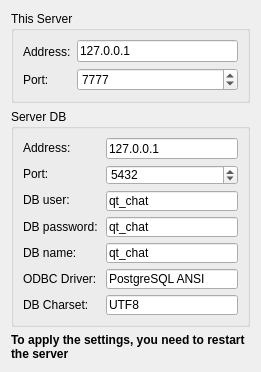
MaksMN/QTchat, file Server/ServerSettings/serversettings.ui: the form before one commit.
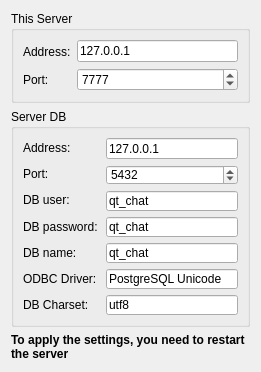
The form after the commit. Icons and pictures are not drawn.

Commit message: replacing msgbox with console output

Diff of the .ui file:
```diff
--- a/Server/ServerSettings/serversettings.ui
+++ b/Server/ServerSettings/serversettings.ui
@@ -7,7 +7,7 @@
     <x>0</x>
     <y>0</y>
     <width>261</width>
-    <height>344</height>
+    <height>366</height>
    </rect>
   </property>
   <property name="windowTitle">
@@ -195,14 +195,14 @@
           <item>
            <widget class="QLineEdit" name="db_odbc_driver">
             <property name="text">
-             <string notr="true">PostgreSQL ANSI</string>
+             <string notr="true">PostgreSQL Unicode</string>
             </property>
            </widget>
           </item>
           <item>
            <widget class="QLineEdit" name="db_charset">
             <property name="text">
-             <string notr="true">UTF8</string>
+             <string notr="true">utf8</string>
             </property>
            </widget>
           </item>
```
The commit also changes 2 other files.
